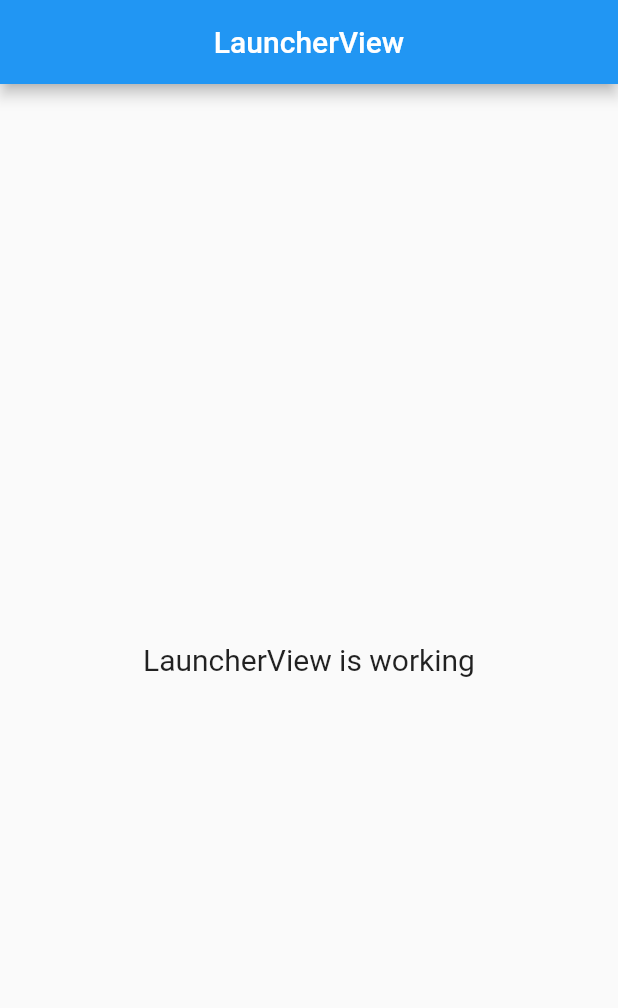
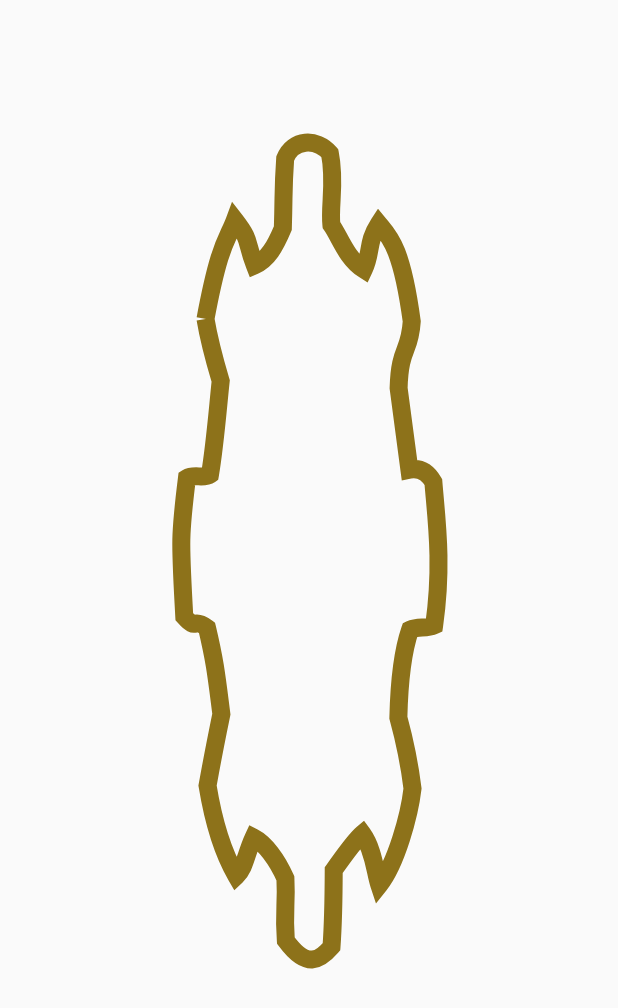
Before and after one commit to Serkhani/ugmis, a Flutter app: the screen it shows after launch, on a phone screen of 412 x 824 dp. Shown: the top 1008 px of the screen. Run offline on Flutter 3.47's test engine with Material 2 defaults, Android fonts, the phone set to English and light mode, and no system bars; our stand-ins replace get.

Commit message:
animation working

```diff
--- a/lib/app/modules/launcher/views/launcher_view.dart
+++ b/lib/app/modules/launcher/views/launcher_view.dart
@@ -1,7 +1,6 @@
 import 'package:flutter/material.dart';
-
 import 'package:get/get.dart';
-
+import '../../../components/launcher_painter.dart';
 import '../controllers/launcher_controller.dart';
 
 class LauncherView extends GetView<LauncherController> {
@@ -9,14 +8,21 @@ class LauncherView extends GetView<LauncherController> {
   @override
   Widget build(BuildContext context) {
     return Scaffold(
-      appBar: AppBar(
-        title: const Text('LauncherView'),
-        centerTitle: true,
-      ),
-      body: const Center(
-        child: Text(
-          'LauncherView is working',
-          style: TextStyle(fontSize: 20),
+      body: Container(
+        alignment: Alignment.centerLeft,
+        constraints: const BoxConstraints.expand(),
+        child: GetBuilder<LauncherController>(
+          id: 'animation',
+          builder: (_) {
+            return Transform.scale(
+              scale: controller.scaleAnimation!.value,
+              child: CustomPaint(
+                size: MediaQuery.of(context).size,
+                painter: LauncherPainter(
+                    progress: controller.progressAnimation!.value),
+              ),
+            );
+          },
         ),
       ),
     );
```
